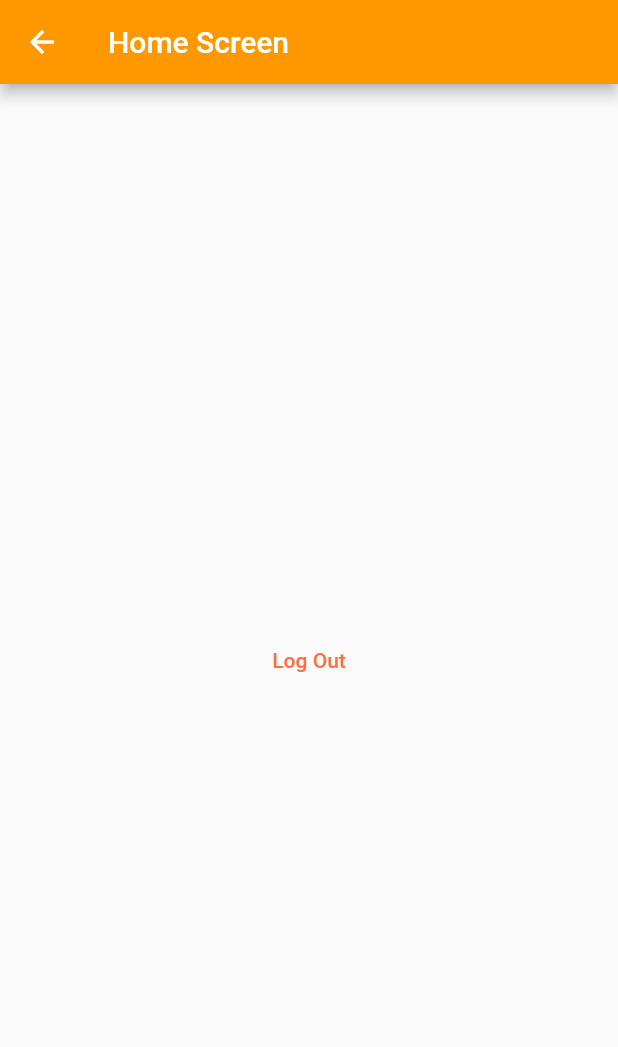
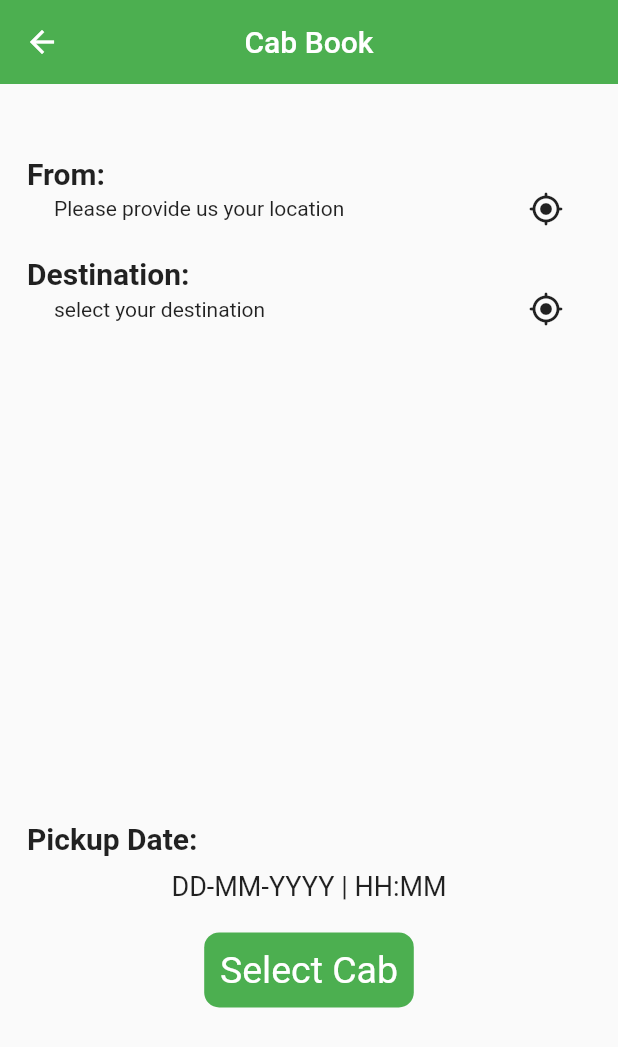
Before and after one commit to Jigyasusinghchouhan/cab_booking, a Flutter app: the HomeScreen screen opened directly, on a phone screen of 412 x 824 dp. Shown: the top 1047 px of the screen. Run offline on Flutter 3.47's test engine with Material 2 defaults, Android fonts, the phone set to English and light mode, and no system bars; our stand-ins replace firebase_auth, firebase_core, flutter_datetime_picker; accounts and stored records are empty.

Commit message:
home page

```diff
--- a/cab_booking_user/lib/HomeScreen.dart
+++ b/cab_booking_user/lib/HomeScreen.dart
@@ -1,24 +1,158 @@
 import 'package:flutter/material.dart';
 import 'package:cab_booking_user/Methods.dart';
+import 'package:flutter_datetime_picker/flutter_datetime_picker.dart';
+class HomeScreen extends StatefulWidget {
+  const HomeScreen({Key? key}) : super(key: key);
 
-class HomeScreen extends StatelessWidget {
-  const HomeScreen({Key? key}) : super(key: key);
+  @override
+  State<HomeScreen> createState() => _HomeScreenState();
+}
+
+class _HomeScreenState extends State<HomeScreen> {
+
+  String dateB = "0";
+  bool roundSwitch = false;
+  bool dateSwitch = false;
+  var now = DateTime.now();
 
   @override
   Widget build(BuildContext context) {
     return Scaffold(
       appBar: AppBar(
-        backgroundColor:Colors.orange,
-        title: Text("Home Screen"),
+        title: Text("Cab Book"),
+        centerTitle: true,
+        backgroundColor:Colors.green,
+        elevation :0,
       ),
-      body: Center(
-        child: TextButton(
-          onPressed: () => logOut(context),
-          child: Text("Log Out",
-          style: TextStyle(
-            color:Colors.deepOrangeAccent,
-            fontWeight: FontWeight.w500,
-          ),),
+
+      body: Padding(
+        padding: const EdgeInsets.all(18.0),
+        child: Column(
+          crossAxisAlignment: CrossAxisAlignment.start,
+          children: [
+
+            const SizedBox(height: 30),
+            Text(
+              "From:",
+              style: TextStyle(
+                  fontSize: 20, fontWeight: FontWeight.bold),
+            ),
+            // const SizedBox(height: 10),
+Padding(
+  padding: const EdgeInsets.only(left: 18.0,right: 18.0),
+  child:   Row(
+
+  mainAxisAlignment: MainAxisAlignment.spaceBetween,
+
+    children: [
+
+
+
+      Text("Please provide us your location" ),
+
+      Icon(Icons.my_location_rounded),
+
+    ],
+
+  ),
+),
+
+            const SizedBox(height: 20),
+            Text(
+              "Destination:",
+              style: TextStyle(
+                  fontSize: 20, fontWeight: FontWeight.bold),
+            ),
+
+            Padding(
+              padding: const EdgeInsets.only(left: 18.0,right: 18.0),
+              child:   Row(
+
+                mainAxisAlignment: MainAxisAlignment.spaceBetween,
+
+                children: [
+
+
+
+                  Text("select your destination" ),
+
+                  Icon(Icons.my_location_rounded),
+
+                ],
+
+              ),
+            ),
+            SizedBox(height: MediaQuery.of(context).size.height/2.5),
+            Text(
+              'Pickup Date:',
+              style: TextStyle(
+                  fontSize: 20, fontWeight: FontWeight.bold),
+            ),
+            const SizedBox(height: 10),
+            Center(
+              child: Padding(
+                padding: const EdgeInsets.only(left: 20.0, right: 20.0),
+                child: GestureDetector(
+                  onTap: () {
+                    DatePicker.showDateTimePicker(context,
+                        showTitleActions: true,
+                        onCancel: () {
+                          setState(() {
+                            dateB = "0";
+                          });
+                        },
+                        minTime: DateTime(now.year, now.month, now.day,
+                            now.hour , now.minute, 00),
+                        onChanged: (date) {},
+                        onConfirm: (date) {
+                          setState(() {
+                            dateB =
+                            "${date.day}-${date.month}-${date.year} | ${date.hour} : ${date.minute}";
+
+                            dateSwitch = true;
+                          });
+                        },
+                        currentTime: DateTime(now.year, now.month, now.day,
+                            now.hour , now.minute, 00));
+                  },
+                  child: dateSwitch == false
+                      ? Text(
+                    "DD-MM-YYYY | HH:MM",
+                    style: TextStyle(fontSize: 18),
+                    textAlign: TextAlign.center,
+                  )
+                      : Container(
+                    child: dateB == "0"
+                        ? Text(
+                      "DD-MM-YYYY | HH:MM",
+                      style:
+                      TextStyle(fontSize: 18),
+                      textAlign: TextAlign.center,
+                    )
+                        : Text(
+                      dateB,
+                      style:
+                      TextStyle(fontSize: 20),
+                    ),
+                  ),
+                ),
+              ),
+            ),
+            const SizedBox(height: 20),
+            Center(
+              child: Container(
+                decoration: BoxDecoration(
+                    borderRadius: BorderRadius.circular(10), color: Colors.green),
+                child: const Padding(
+                  padding: EdgeInsets.all(10.5),
+                  child: Text(
+                    "Select Cab",
+                    style: TextStyle(color: Colors.white, fontSize: 25),
+                  ),
+                ),
+              ),
+            ),
+          ],
         ),
       ),
     );
--- a/cab_booking_user/lib/main.dart
+++ b/cab_booking_user/lib/main.dart
@@ -1,3 +1,4 @@
+import 'package:cab_booking_user/HomeScreen.dart';
 import 'package:firebase_core/firebase_core.dart';
 import 'package:flutter/material.dart';
 import 'package:cab_booking_user/Authenticate.dart';
@@ -15,7 +16,7 @@ class MyApp extends StatelessWidget {
   Widget build(BuildContext context) {
     return MaterialApp(
       debugShowCheckedModeBanner: false,
-      home: Authenticate(),
+      home: HomeScreen(),
     );
   }
 }
--- a/cab_booking_user/pubspec.yaml
+++ b/cab_booking_user/pubspec.yaml
@@ -39,6 +39,7 @@ dependencies:
   cloud_firestore: ^4.0.4
   firebase_core: ^2.1.1
   firebase_auth: ^4.1.1
+  flutter_datetime_picker: ^1.5.1
 dev_dependencies:
   flutter_test:
     sdk: flutter
```
Also changed, not shown: cab_booking_user/pubspec.lock.
